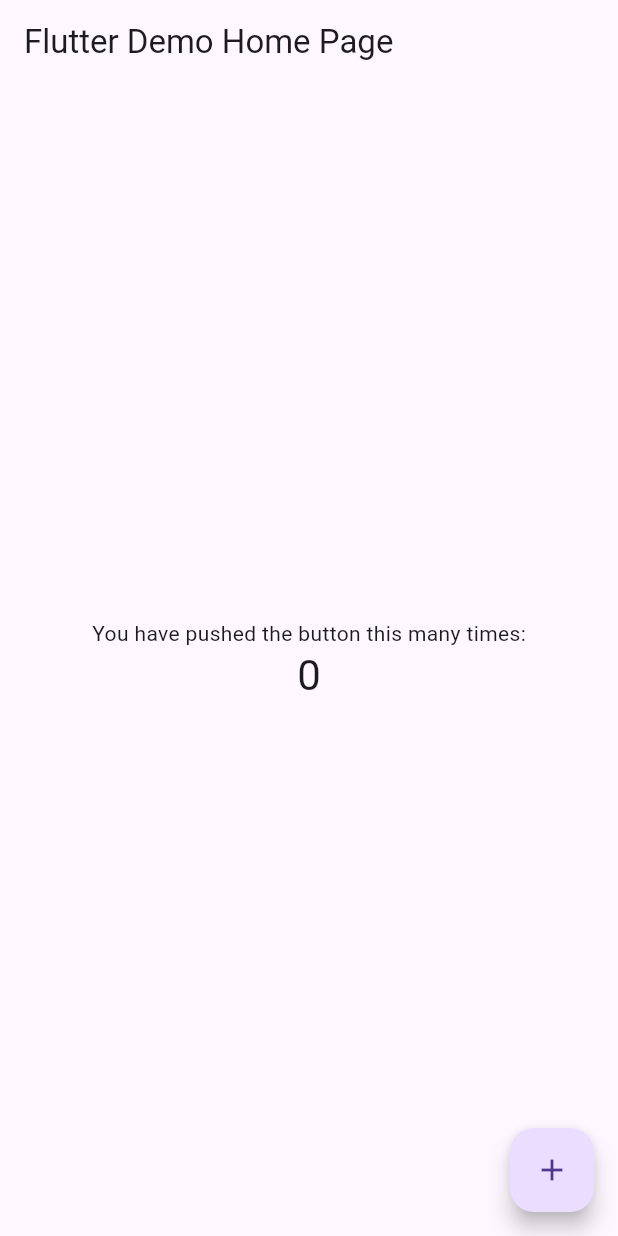
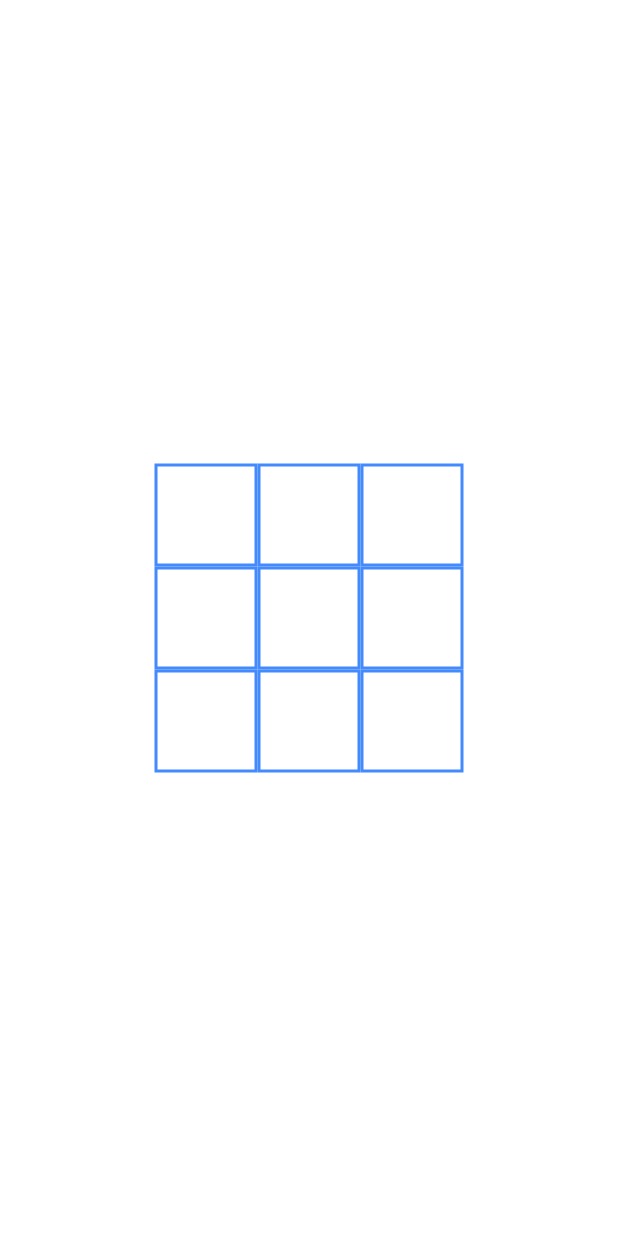
Before and after one commit to lszyyy/sudokuszy, a Flutter app: the screen it shows after launch, on a phone screen of 412 x 824 dp. Run offline on Flutter 3.47's test engine with Material 3 defaults, Android fonts, the phone set to English and light mode, and no system bars.

Commit message:
Resolves 1

```diff
--- /dev/null
+++ b/lib/grid.dart
@@ -0,0 +1,38 @@
+import 'package:flutter/material.dart';
+
+class GridScreen extends StatelessWidget {
+  @override
+  Widget build(BuildContext context) {
+    // Récupération de la hauteur et largeur de l'écran
+    double height = MediaQuery
+        .of(context)
+        .size
+        .height;
+    double width = MediaQuery
+        .of(context)
+        .size
+        .width;
+
+    // Définition de la taille de la grille (moitié de l'écran)
+    double boxSize = (width < height ? width : height) / 6;
+
+    return Center(
+      child: SizedBox(
+        height: boxSize * 3,
+        width: boxSize * 3,
+        child: GridView.count(
+          crossAxisCount: 3,
+          children: List.generate(9, (x) {
+            return Container(
+              width: boxSize,
+              height: boxSize,
+              decoration: BoxDecoration(
+                border: Border.all(color: Colors.blueAccent, width: 2),
+              ),
+            );
+          }),
+        ),
+      ),
+    );
+  }
+}
--- a/lib/main.dart
+++ b/lib/main.dart
@@ -1,5 +1,6 @@
 import 'package:flutter/material.dart';
 import 'package:sudoku_starter/game.dart';
+import 'package:sudoku_starter/grid.dart';
 
 void main() {
   runApp(const MyApp());
@@ -25,7 +26,7 @@ class MyApp extends StatelessWidget {
         // is not restarted.
         primarySwatch: Colors.blue,
       ),
-      home: const Game(title: 'Flutter Demo Home Page'),
+      home: GridScreen(),
     );
   }
 }
```
